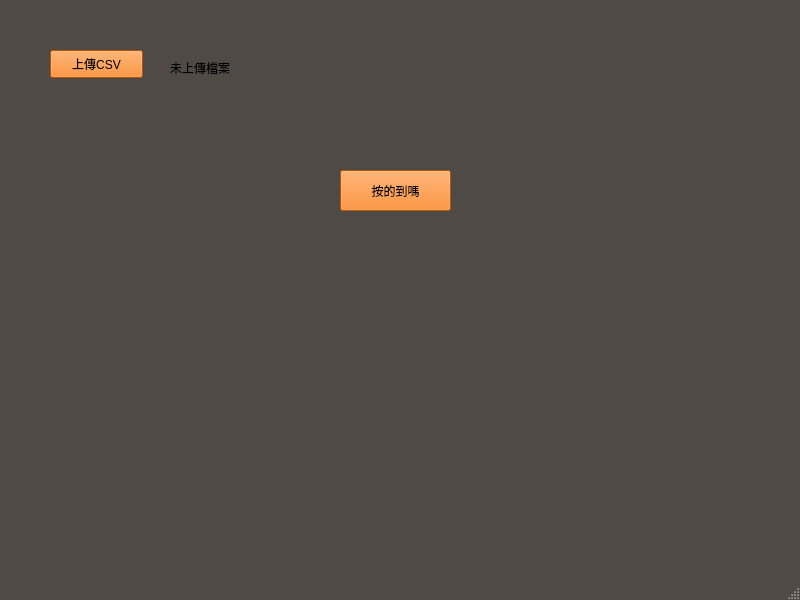
Old version of the form QT/testMVC.ui in the repository lisheng-yao/spyder_workspace_W.
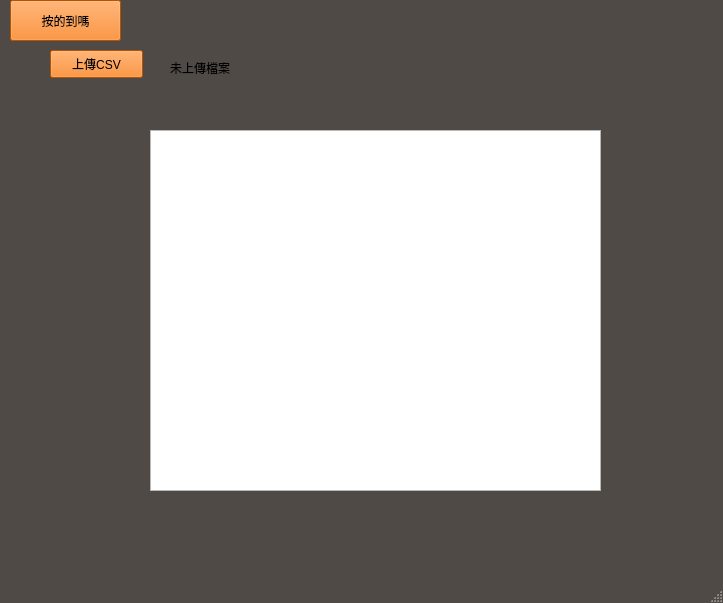
New version of the form.

Patch:
```diff
--- a/QT/testMVC.ui
+++ b/QT/testMVC.ui
@@ -6,8 +6,8 @@
    <rect>
     <x>0</x>
     <y>0</y>
-    <width>800</width>
-    <height>600</height>
+    <width>723</width>
+    <height>603</height>
    </rect>
   </property>
   <property name="windowTitle">
@@ -46,8 +46,8 @@
    <widget class="QPushButton" name="pushButton">
     <property name="geometry">
      <rect>
-      <x>340</x>
-      <y>170</y>
+      <x>10</x>
+      <y>0</y>
       <width>111</width>
       <height>41</height>
      </rect>
@@ -82,6 +82,16 @@
      <string>未上傳檔案</string>
     </property>
    </widget>
+   <widget class="QGraphicsView" name="graphicsView">
+    <property name="geometry">
+     <rect>
+      <x>150</x>
+      <y>130</y>
+      <width>451</width>
+      <height>361</height>
+     </rect>
+    </property>
+   </widget>
   </widget>
   <widget class="QStatusBar" name="statusbar"/>
  </widget>
```
